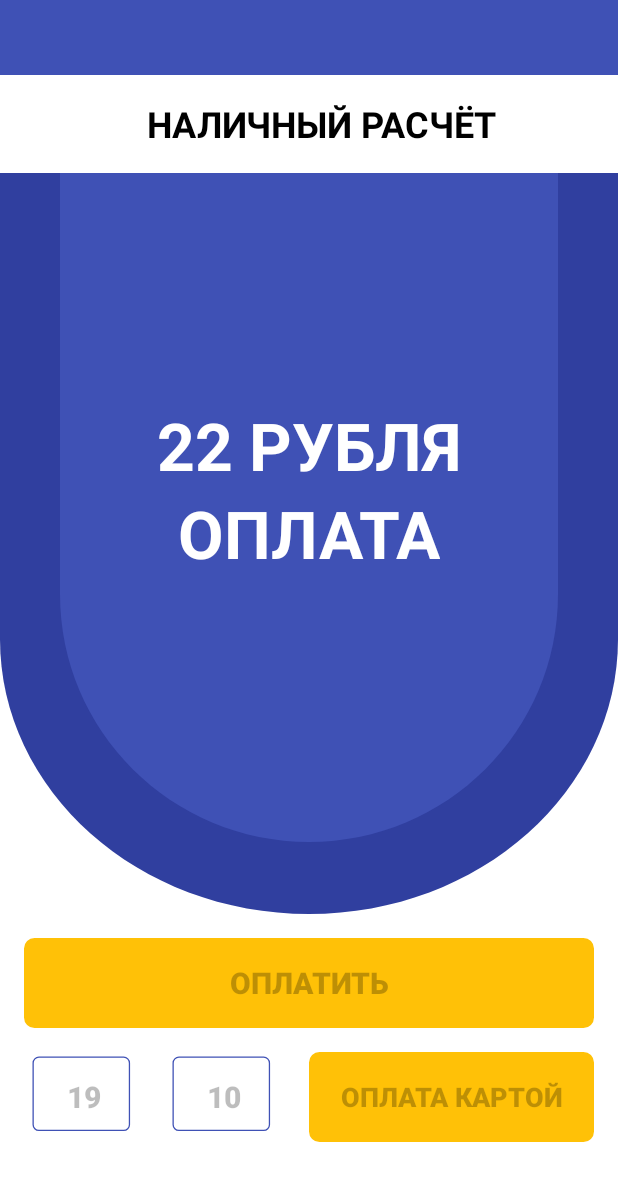
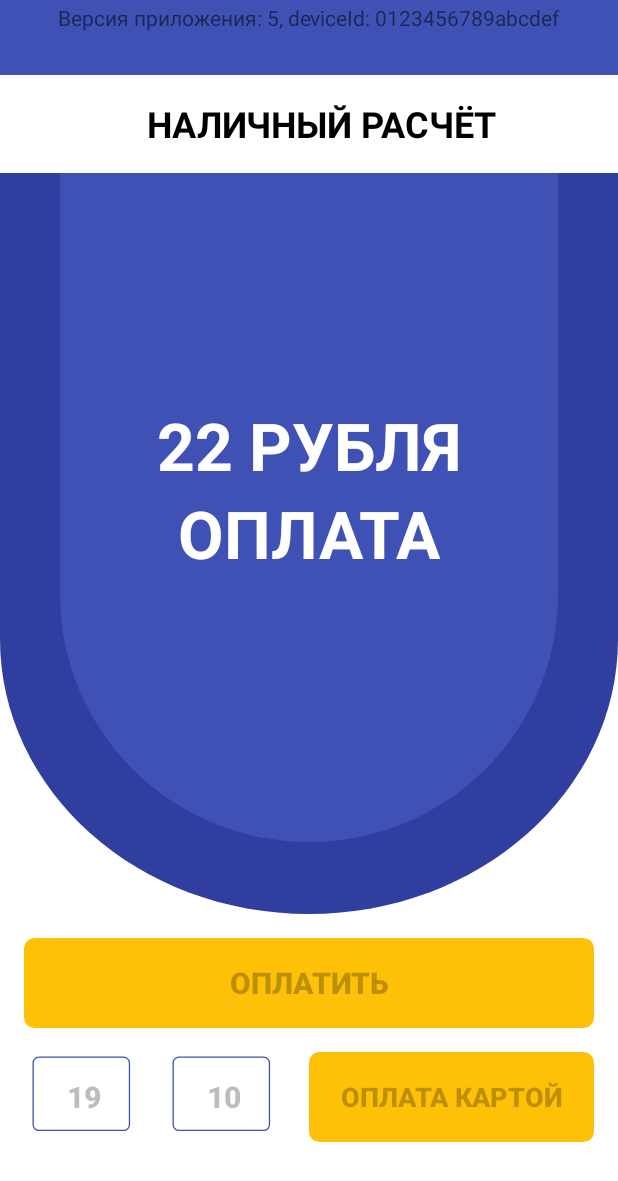
Before and after one commit to MrCapone/Conductor.Pay, an Android app: the MainActivity screen opened directly, with no data from a screen before it, on a phone screen of 412 x 824 dp. Shown: the top 1181 px of the screen. Run offline under Robolectric (Android 15) with nearby library versions, the phone set to English and light mode, and no system bars; our stand-ins replace Dagger/Hilt's generated code, RxJava; pictures from the network do not load; 3 statements that could not run were skipped.

Commit message:
Show deviceId and app ver in top of main act

```diff
--- a/app/src/main/java/com/orange_infinity/onlinepay/ui/activities/MainActivity.kt
+++ b/app/src/main/java/com/orange_infinity/onlinepay/ui/activities/MainActivity.kt
@@ -19,9 +19,13 @@ import com.orange_infinity.onlinepay.useCase.SUCCESS_PAYMENT_SOUND
 import com.orange_infinity.onlinepay.useCase.SoundPlayer
 import com.orange_infinity.onlinepay.util.formatCardNumber
 import com.orange_infinity.onlinepay.util.getIntValue
+import com.orange_infinity.onlinepay.util.getProgramVersion
+import com.orange_infinity.onlinepay.util.getPseudoId
 import io.github.tapcard.android.NFCCardReader
 import io.github.tapcard.emvnfccard.model.EmvCard
 import kotlinx.android.synthetic.main.activity_main.*
+import kotlinx.android.synthetic.main.activity_main.tvAppVersion
+import kotlinx.android.synthetic.main.activity_registration.*
 import java.io.IOException
 import javax.inject.Inject
 
@@ -62,6 +66,7 @@ class MainActivity : AppCompatActivity(), IMainActivity {
 
         nfcCardReader = NFCCardReader(this)
         changeCashToCard()
+        tvAppVersion.text = "Версия приложения: ${getProgramVersion()}, deviceId: ${getPseudoId(this)}"
     }
 
     override fun onBackPressed() {
--- a/app/src/main/res/layout/activity_main.xml
+++ b/app/src/main/res/layout/activity_main.xml
@@ -110,6 +110,17 @@
                 android:text="ОПЛАТА"/>
 
         </androidx.constraintlayout.widget.ConstraintLayout>
+
+        <TextView
+            android:id="@+id/tvAppVersion"
+            android:layout_width="wrap_content"
+            android:layout_height="wrap_content"
+            app:layout_constraintTop_toTopOf="parent"
+            app:layout_constraintStart_toStartOf="parent"
+            app:layout_constraintEnd_toEndOf="parent"
+            android:layout_marginTop="2dp"
+            android:text="version"/>
+
     </androidx.constraintlayout.widget.ConstraintLayout>
 
     <LinearLayout
```
